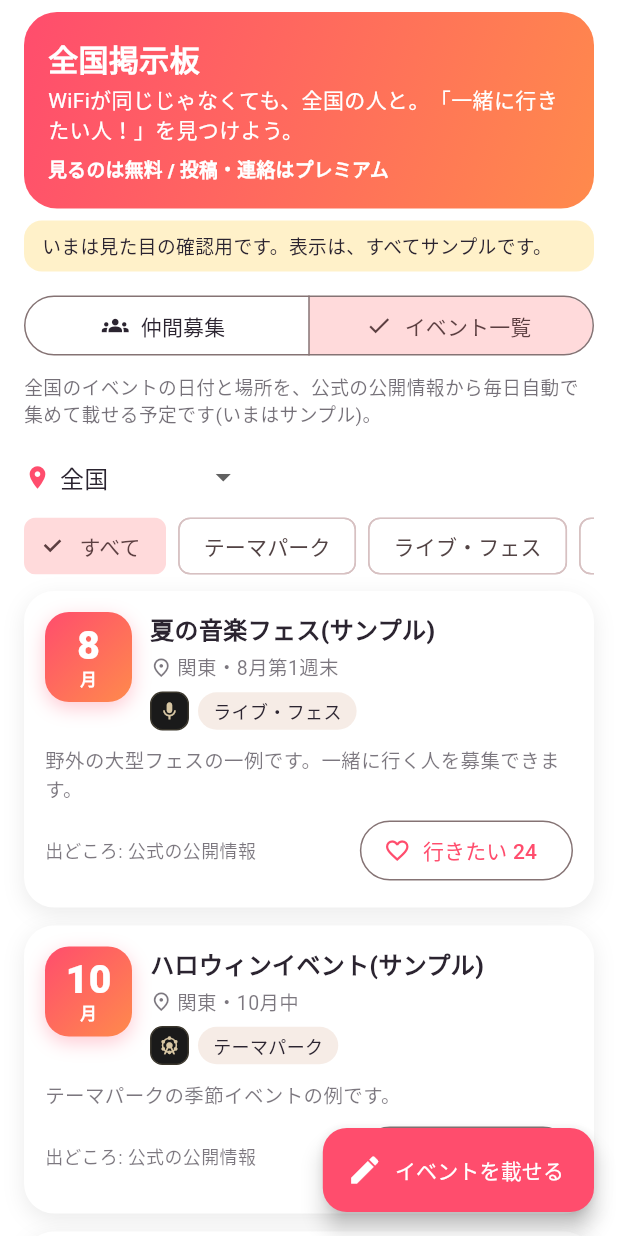
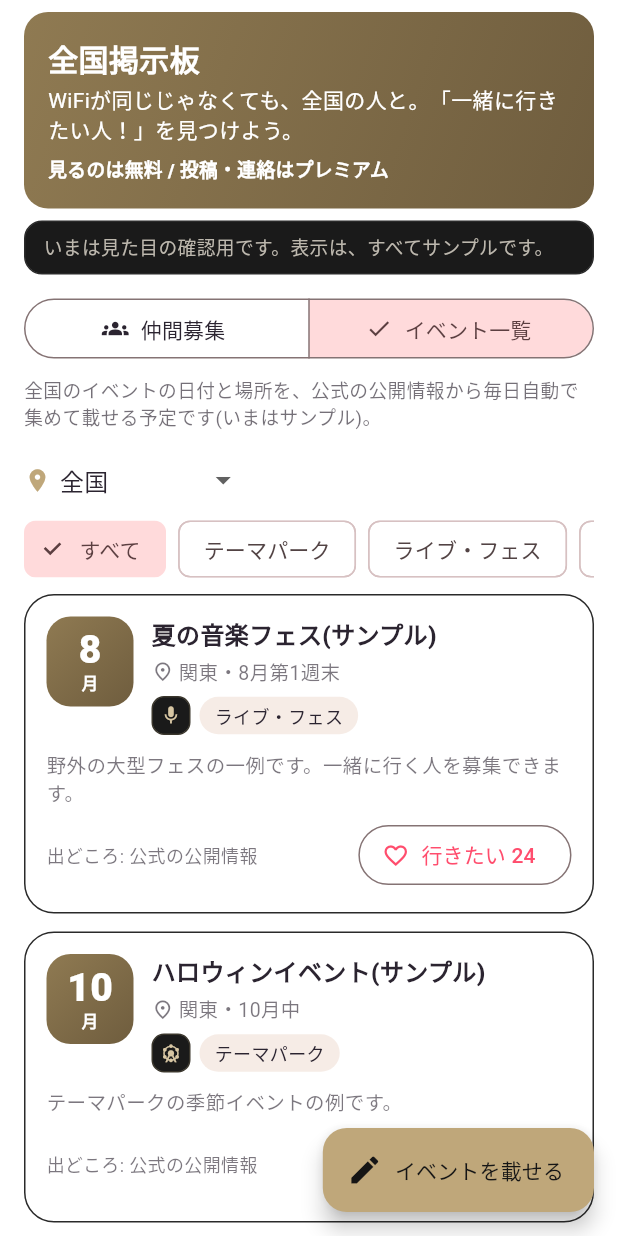
Before and after one commit to harukazu1995/wifi-match, a Flutter app: the BoardTab screen opened directly, after a tap on "イベント一覧", on a phone screen of 412 x 824 dp. Run offline on Flutter 3.47's test engine with Material 3 defaults, Android fonts, the phone set to English and light mode, and no system bars; our stand-ins replace google_mobile_ads, image_picker, in_app_purchase, shared_preferences; accounts and stored records are empty; project files that could hold a hidden picture were left out.

Commit message:
Update board.dart

```diff
--- a/lib/board.dart
+++ b/lib/board.dart
@@ -7,8 +7,9 @@ import 'paywall.dart';
 
 /// 全国掲示板。見るのは無料。投稿と連絡は、プレミアム（ベータ期間中は、無料）。
 /// いまは「見た目の確認用」で、サンプルの投稿を表示します。サーバーにつなぐのはこの後です。
-const _coral = Color(0xFFFF4D6D);
-const _orange = Color(0xFFFF8A4C);
+const _coral = Color(0xFFBFA77A);
+const _gradA = Color(0xFF8F7A52);
+const _gradB = Color(0xFF6F5D3E);
 
 const List<String> _areas = ['全国', '北海道・東北', '関東', '中部', '近畿', '中国・四国', '九州・沖縄'];
 const List<String> _cats = ['テーマパーク', 'ライブ・フェス', '旅行', 'グルメ', 'スポーツ', '趣味・その他'];
@@ -105,7 +106,7 @@ class _BoardTabState extends State<BoardTab> {
       floatingActionButton: FloatingActionButton.extended(
         onPressed: _compose,
         backgroundColor: _coral,
-        foregroundColor: Colors.white,
+        foregroundColor: const Color(0xFF151515),
         icon: const Icon(Icons.edit),
         label: Text(_event ? 'イベントを載せる' : '仲間を募集する'),
       ),
@@ -115,8 +116,8 @@ class _BoardTabState extends State<BoardTab> {
           Container(
             padding: const EdgeInsets.all(16),
             decoration: BoxDecoration(
-              gradient: const LinearGradient(colors: [_coral, _orange], begin: Alignment.topLeft, end: Alignment.bottomRight),
-              borderRadius: BorderRadius.circular(22),
+              gradient: const LinearGradient(colors: [_gradA, _gradB], begin: Alignment.topLeft, end: Alignment.bottomRight),
+              borderRadius: BorderRadius.circular(16),
             ),
             child: const Column(crossAxisAlignment: CrossAxisAlignment.start, children: [
               Text('全国掲示板', style: TextStyle(color: Colors.white, fontSize: 20, fontWeight: FontWeight.w900)),
@@ -129,8 +130,8 @@ class _BoardTabState extends State<BoardTab> {
           const SizedBox(height: 8),
           Container(
             padding: const EdgeInsets.symmetric(horizontal: 12, vertical: 8),
-            decoration: BoxDecoration(color: const Color(0xFFFFF1C9), borderRadius: BorderRadius.circular(12)),
-            child: const Text('いまは見た目の確認用です。表示は、すべてサンプルです。', style: TextStyle(fontSize: 12.5, color: Color(0xFF2B2430))),
+            decoration: BoxDecoration(color: const Color(0xFF1A1A1A), border: Border.all(color: const Color(0xFF2A2A2A)), borderRadius: BorderRadius.circular(12)),
+            child: const Text('いまは見た目の確認用です。表示は、すべてサンプルです。', style: TextStyle(fontSize: 12.5, color: Color(0xFFBDB8AE))),
           ),
           const SizedBox(height: 12),
           SegmentedButton<bool>(
@@ -197,7 +198,7 @@ class _PostCard extends StatelessWidget {
       decoration: BoxDecoration(
         color: cs.surface,
         borderRadius: BorderRadius.circular(20),
-        boxShadow: const [BoxShadow(color: Color(0x14000000), blurRadius: 12, offset: Offset(0, 4))],
+        border: Border.all(color: const Color(0xFF2A2A2A)),
       ),
       child: p.event ? _event(context, sub) : _recruit(context, sub),
     );
@@ -244,9 +245,9 @@ class _PostCard extends StatelessWidget {
           width: 58,
           padding: const EdgeInsets.fromLTRB(4, 8, 4, 7),
           decoration: BoxDecoration(
-            gradient: const LinearGradient(colors: [_coral, _orange], begin: Alignment.topLeft, end: Alignment.bottomRight),
+            gradient: const LinearGradient(colors: [_gradA, _gradB], begin: Alignment.topLeft, end: Alignment.bottomRight),
             borderRadius: BorderRadius.circular(16),
-            boxShadow: const [BoxShadow(color: Color(0x4DFF4D6D), blurRadius: 10, offset: Offset(0, 4))],
+
           ),
           child: Column(children: [
             Text(p.month, style: TextStyle(color: Colors.white, fontWeight: FontWeight.w900, fontSize: numeric ? 26 : 16, height: 1.1)),
@@ -378,9 +379,9 @@ class _ComposeSheetState extends State<_ComposeSheet> {
           TextField(controller: _body, maxLines: 3, maxLength: 200, decoration: const InputDecoration(labelText: 'ひとこと', border: OutlineInputBorder())),
           Container(
             padding: const EdgeInsets.all(10),
-            decoration: BoxDecoration(color: const Color(0xFFFFF1C9), borderRadius: BorderRadius.circular(12)),
+            decoration: BoxDecoration(color: const Color(0xFF1A1A1A), border: Border.all(color: const Color(0xFF2A2A2A)), borderRadius: BorderRadius.circular(12)),
             child: const Text('電話番号・LINE・住所などは書かないでください。会うときは、昼間の人が多い場所で。18歳以上の方のみ。',
-                style: TextStyle(fontSize: 12.5, height: 1.4, color: Color(0xFF2B2430))),
+                style: TextStyle(fontSize: 12.5, height: 1.4, color: Color(0xFFBDB8AE))),
           ),
           const SizedBox(height: 12),
           SizedBox(width: double.infinity, child: FilledButton(onPressed: _submit, child: const Text('投稿する'))),
```
